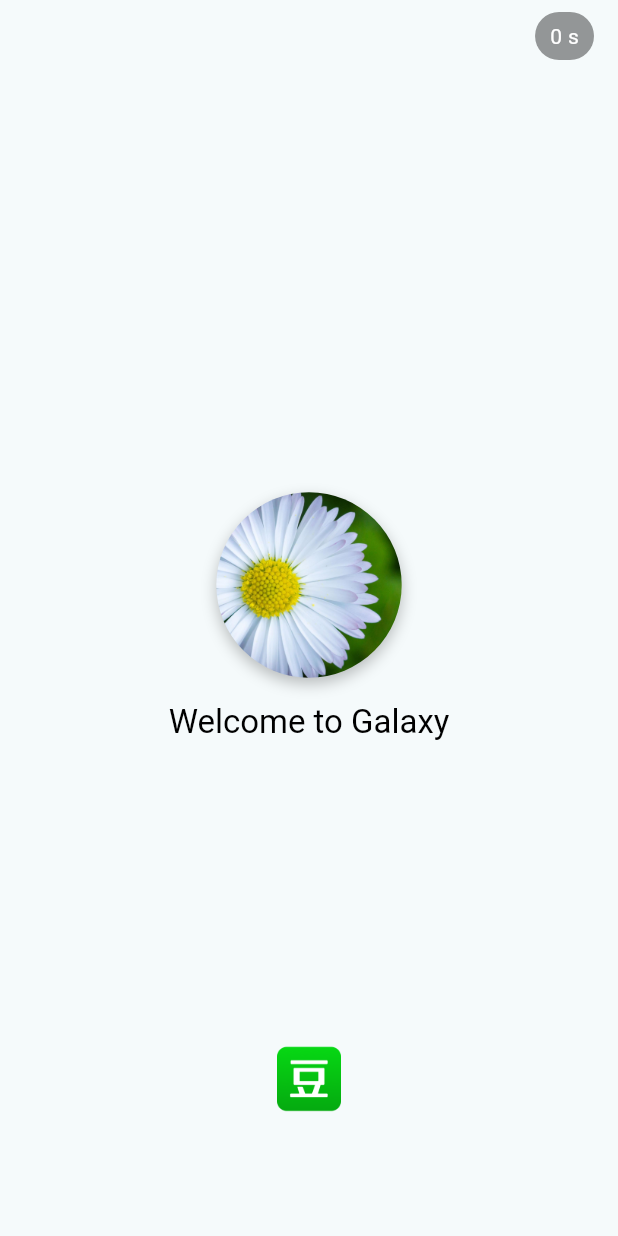
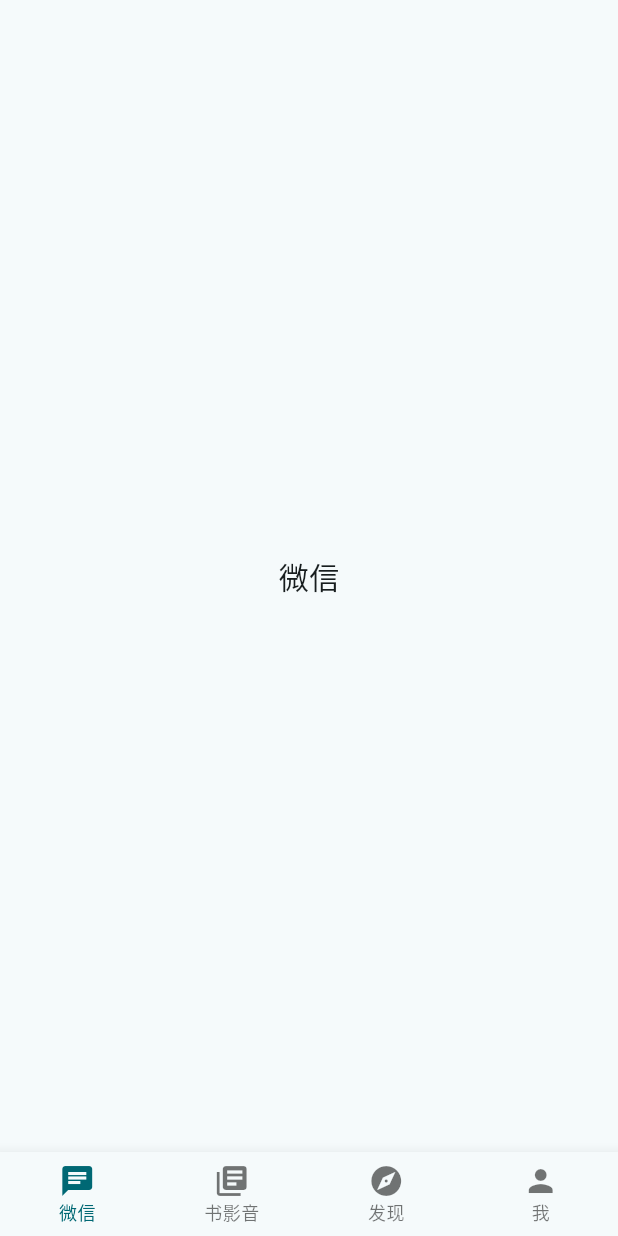
Before and after one commit to 954091754/flutter, a Flutter app: the screen it shows after launch, on a phone screen of 412 x 824 dp. Run offline on Flutter 3.47's test engine with Material 3 defaults, Android fonts, the phone set to English and light mode, and no system bars.

```diff
--- /dev/null
+++ b/galaxy/lib/pages/root/root_page.dart
@@ -0,0 +1,42 @@
+import 'package:flutter/material.dart';
+import '../media/media_page.dart';
+
+class RootPage extends StatefulWidget {
+  const RootPage({Key? key}) : super(key: key);
+
+  @override
+  State<RootPage> createState() => _RootPageState();
+}
+
+class _RootPageState extends State<RootPage> {
+  int _currentIndex = 0;
+
+  final List<Widget> _pages = [
+    const Center(child: Text('微信', style: TextStyle(fontSize: 20))),
+    const MediaPage(),
+    const Center(child: Text('发现', style: TextStyle(fontSize: 20))),
+    const Center(child: Text('我', style: TextStyle(fontSize: 20))),
+  ];
+
+  @override
+  Widget build(BuildContext context) {
+    return Scaffold(
+      body: _pages[_currentIndex],
+      bottomNavigationBar: BottomNavigationBar(
+        type: BottomNavigationBarType.fixed,
+        currentIndex: _currentIndex,
+        onTap: (index) => setState(() => _currentIndex = index),
+        selectedFontSize: 12,
+        unselectedFontSize: 12,
+        selectedLabelStyle: const TextStyle(fontSize: 12),
+        unselectedLabelStyle: const TextStyle(fontSize: 12),
+        items: const [
+          BottomNavigationBarItem(icon: Icon(Icons.chat), label: '微信'),
+          BottomNavigationBarItem(icon: Icon(Icons.library_books), label: '书影音'),
+          BottomNavigationBarItem(icon: Icon(Icons.explore), label: '发现'),
+          BottomNavigationBarItem(icon: Icon(Icons.person), label: '我'),
+        ],
+      ),
+    );
+  }
+}
```
Also changed, not shown: galaxy/lib/pages/media/media_page.dart (added, +93 -0 lines), galaxy/lib/pages/media/sections/book_page.dart (added, +10 -0 lines), galaxy/lib/pages/media/sections/local_page.dart (added, +10 -0 lines), galaxy/lib/pages/media/sections/movie_page.dart (added, +10 -0 lines), galaxy/lib/pages/media/sections/music_page.dart (added, +10 -0 lines), galaxy/lib/pages/media/sections/tv_page.dart (added, +10 -0 lines), galaxy/lib/pages/media/sections/variety_page.dart (added, +10 -0 lines), galaxy/lib/pages/splash/splash_widget.dart (+8 -1 lines).
